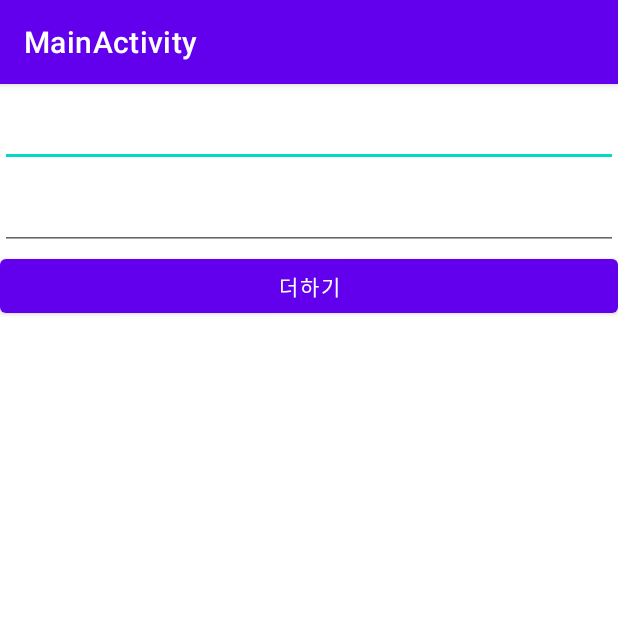
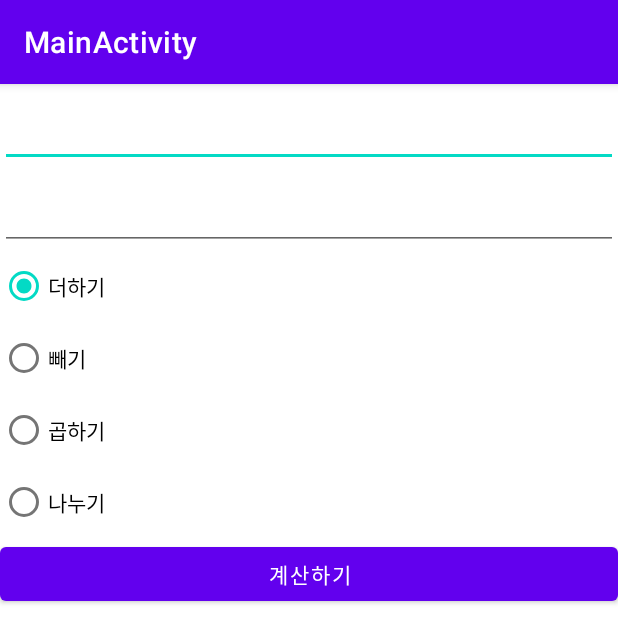
Before and after one commit to Winni-Lina/Ex10_15_18, an Android app: the screen it shows after launch (MainActivity), on a phone screen of 412 x 824 dp. Shown: the top 643 px of the screen. Run offline under Robolectric (Android 15) with nearby library versions, the phone set to English and light mode, and no system bars.

Commit message:
Edit activity_main.xml Commit

```diff
--- a/app/src/main/java/kr/hs/emirim/w2026/ex10_15_18/MainActivity.java
+++ b/app/src/main/java/kr/hs/emirim/w2026/ex10_15_18/MainActivity.java
@@ -12,7 +12,6 @@ import android.widget.Toast;
 public class MainActivity extends AppCompatActivity {
     EditText edit1;
     EditText edit2;
-
     @Override
     protected void onCreate(Bundle savedInstanceState) {
         super.onCreate(savedInstanceState);
--- a/app/src/main/res/layout/activity_main.xml
+++ b/app/src/main/res/layout/activity_main.xml
@@ -19,11 +19,36 @@
         android:layout_width="match_parent"
         android:layout_height="wrap_content"
         android:inputType="numberDecimal"/>
+    <RadioGroup
+        android:layout_width="match_parent"
+        android:layout_height="wrap_content">
+        <RadioButton
+            android:id="@+id/btn_plus"
+            android:layout_width="wrap_content"
+            android:layout_height="wrap_content"
+            android:text="@string/btn_plus"
+            android:checked="true"/>
+        <RadioButton
+            android:id="@+id/btn_minu"
+            android:layout_width="wrap_content"
+            android:layout_height="wrap_content"
+            android:text="@string/btn_minu"/>
+        <RadioButton
+            android:id="@+id/btn_muti"
+            android:layout_width="wrap_content"
+            android:layout_height="wrap_content"
+            android:text="@string/btn_muti"/>
+        <RadioButton
+            android:id="@+id/btn_div"
+            android:layout_width="wrap_content"
+            android:layout_height="wrap_content"
+            android:text="@string/btn_div"/>
+    </RadioGroup>
     <Button
-        android:id="@+id/btn_plus"
+        android:id="@+id/btn_calc"
         android:layout_width="match_parent"
         android:layout_height="wrap_content"
-        android:text="@string/btn_plus"/>
+        android:text="@string/btn_calc"/>
 
 
 </LinearLayout>
--- a/app/src/main/res/values/strings.xml
+++ b/app/src/main/res/values/strings.xml
@@ -1,6 +1,10 @@
 <resources>
     <string name="app_name">Ex10_15_18</string>
     <string name="btn_plus">더하기</string>
+    <string name="btn_minu">빼기</string>
+    <string name="btn_muti">곱하기</string>
+    <string name="btn_div">나누기</string>
+    <string name="btn_calc">계산하기</string>
     <string name="btn_back">돌아가기</string>
     <string name="title_main">MainActivity</string>
     <string name="title_second">SecondActivity</string>
```
